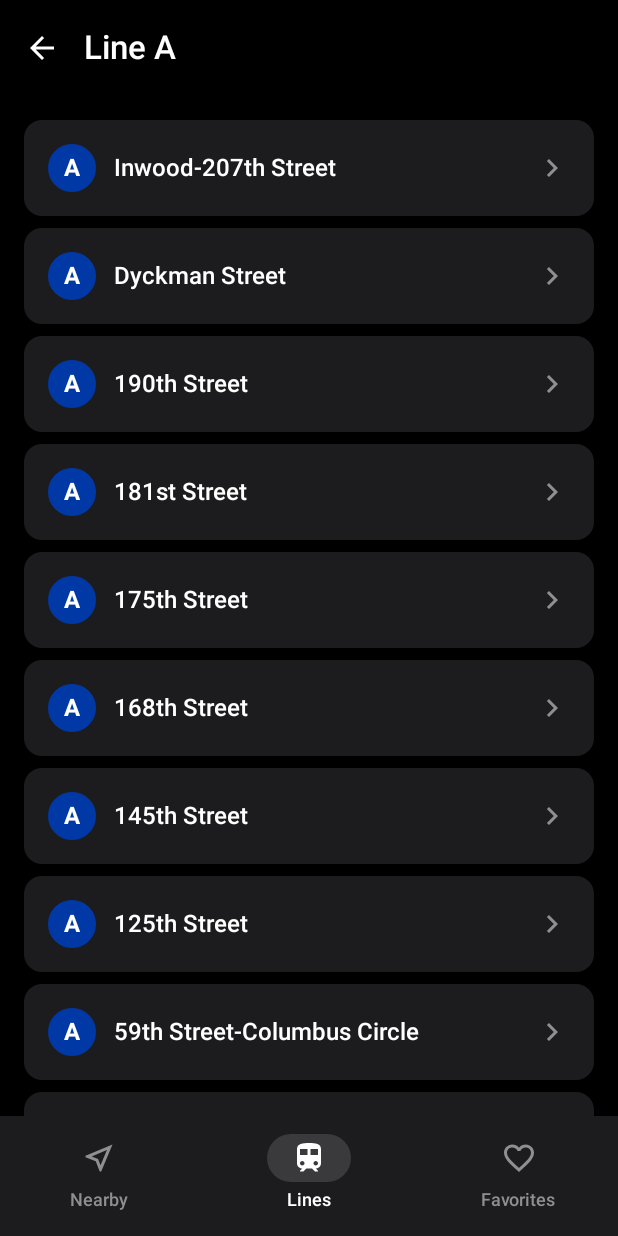
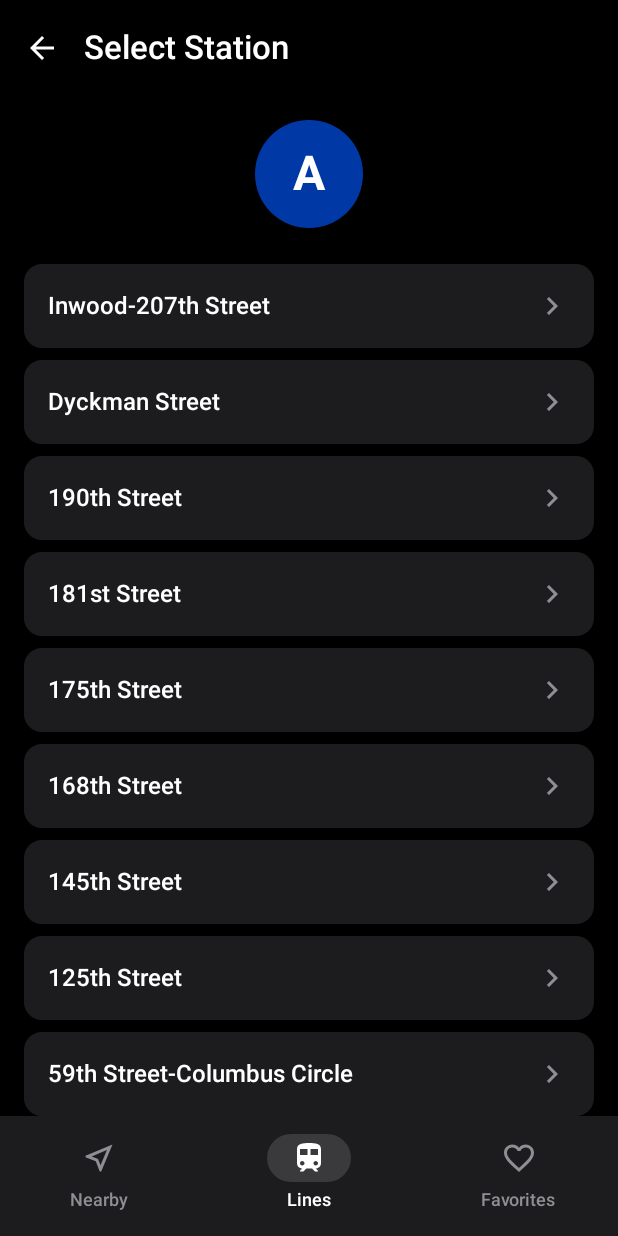
Before and after one commit to jbobrow/Now-Departing-iOS, an Android app built with Jetpack Compose: the LinesScreen screen opened through its navigation route, after a tap on an icon or button, on a phone screen of 412 x 824 dp. Run offline under Robolectric (Android 15) with nearby library versions, the phone set to English and light mode, and no system bars; our stand-ins replace Dagger/Hilt's generated code; libraries missing offline, so code that uses them is left out: androidx.glance, androidx.glance.appwidget.

Commit message:
Update Lines view and remove orange time colors
1. Remove orange color from TimesScreen - all times now white
2. Reorder lines grid: [1,2,3], [4,5,6,7], [A,C,E,G], [B,D,F,M], [N,Q,R,W], [J,Z,L]
3. Change headers to "Select Line" and "Select Station"
4. Move line badge to top of station list, remove from individual rows

https://claude.ai/code/session_01BcTJ6UJgQnSS9jXaawHDBN

```diff
--- a/NowDepartingAndroid/app/src/main/java/com/move38/nowdeparting/ui/screens/lines/LinesScreen.kt
+++ b/NowDepartingAndroid/app/src/main/java/com/move38/nowdeparting/ui/screens/lines/LinesScreen.kt
@@ -39,7 +39,7 @@ fun LinesScreen(
             TopAppBar(
                 title = {
                     Text(
-                        text = uiState.selectedLine?.let { "Line ${it.label}" } ?: "Lines",
+                        text = if (uiState.selectedLine != null) "Select Station" else "Select Line",
                         color = Color.White
                     )
                 },
@@ -130,15 +130,27 @@ private fun StationsList(
             CircularProgressIndicator(color = Color.White)
         }
     } else {
+        Column(
+            modifier = Modifier.fillMaxSize()
+        ) {
+            // Line badge at top
+            Box(
+                modifier = Modifier
+                    .fillMaxWidth()
+                    .padding(vertical = 16.dp),
+                contentAlignment = Alignment.Center
+            ) {
+                SubwayLineBadge(lineId = lineId, size = 72.dp, fontSize = 32.sp)
+            }
+
             LazyColumn(
                 modifier = Modifier.fillMaxSize(),
-            contentPadding = PaddingValues(16.dp),
+                contentPadding = PaddingValues(horizontal = 16.dp, vertical = 8.dp),
                 verticalArrangement = Arrangement.spacedBy(8.dp)
             ) {
                 items(stations, key = { it.name }) { station ->
                     StationItem(
                         station = station,
-                    lineId = lineId,
                         isExpanded = expandedStation == station.name,
                         onExpandToggle = {
                             expandedStation = if (expandedStation == station.name) null else station.name
@@ -151,11 +163,11 @@ private fun StationsList(
             }
         }
     }
+}
 
 @Composable
 private fun StationItem(
     station: Station,
-    lineId: String,
     isExpanded: Boolean,
     onExpandToggle: () -> Unit,
     onDirectionSelected: (String) -> Unit
@@ -173,8 +185,6 @@ private fun StationItem(
                 .padding(16.dp),
             verticalAlignment = Alignment.CenterVertically
         ) {
-            SubwayLineBadge(lineId = lineId, size = 32.dp, fontSize = 16.sp)
-            Spacer(modifier = Modifier.width(12.dp))
             Text(
                 text = station.displayName,
                 style = MaterialTheme.typography.bodyLarge,
--- a/NowDepartingAndroid/app/src/main/java/com/move38/nowdeparting/ui/screens/times/TimesScreen.kt
+++ b/NowDepartingAndroid/app/src/main/java/com/move38/nowdeparting/ui/screens/times/TimesScreen.kt
@@ -207,11 +207,7 @@ private fun TrainTimeCard(
             style = if (isFirst) MaterialTheme.typography.headlineLarge else MaterialTheme.typography.titleLarge,
             fontWeight = FontWeight.Bold,
             fontSize = if (isFirst) 48.sp else 24.sp,
-            color = when {
-                isUrgent -> Color(0xFFFF9500)
-                isFirst -> Color.White
-                else -> Color(0xFFAAAAAA)
-            }
+            color = if (isFirst) Color.White else Color(0xFFAAAAAA)
         )
     }
 }
```
Also changed, not shown: NowDepartingAndroid/app/src/main/java/com/move38/nowdeparting/data/model/SubwayLine.kt (+7 -3 lines). Lines whose indentation alone changed are shown as unchanged.
